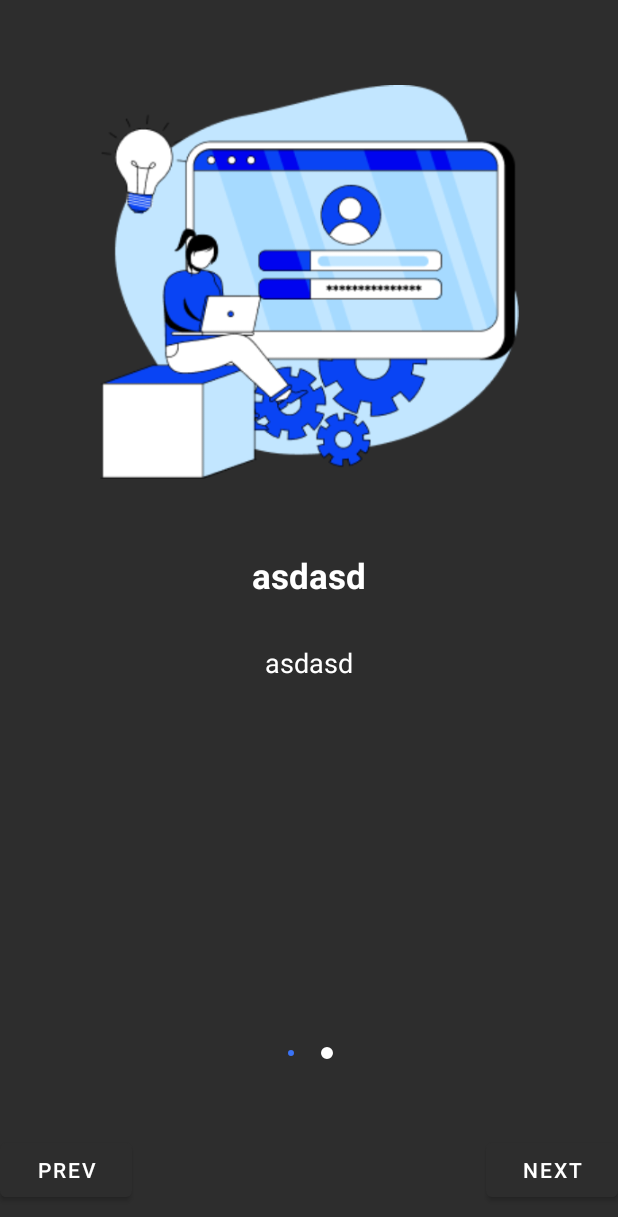
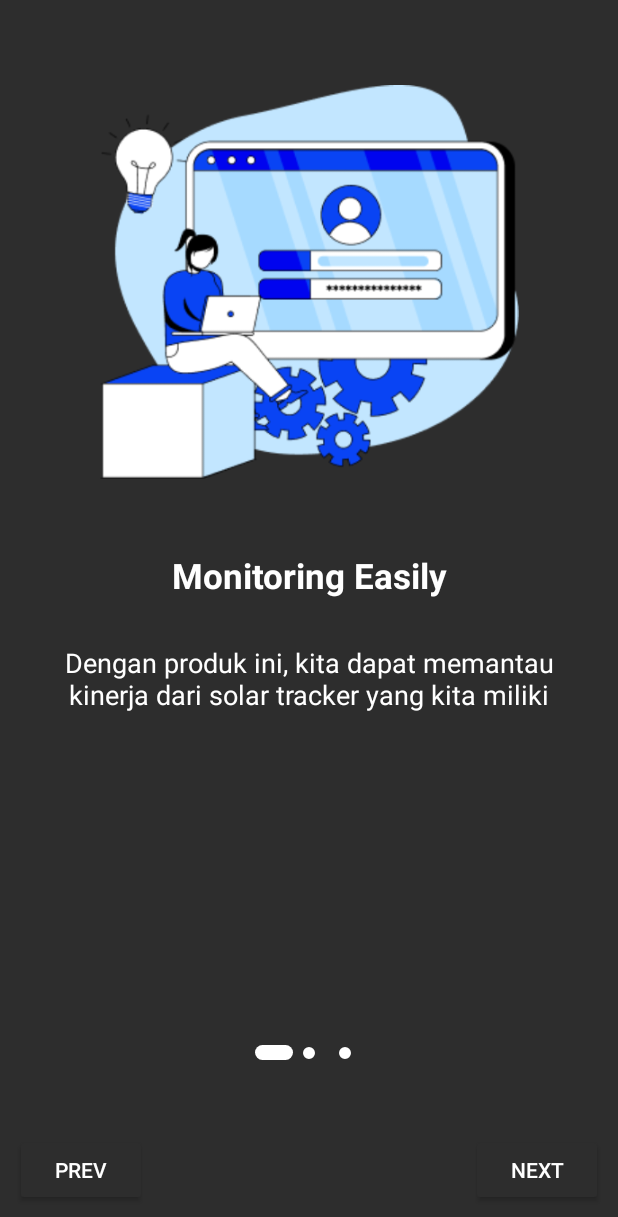
Before and after one commit to AnggaGemilang/SolarTrackerApp, an Android app: the screen it shows after launch (OnboardingActivity), on a phone screen of 412 x 824 dp. Shown: the top 1217 px of the screen. Run offline under Robolectric (Android 15) with nearby library versions, the light colour scheme and no system bars.

Commit message:
onboarding done

```diff
--- a/SolarTracker/app/src/main/AndroidManifest.xml
+++ b/SolarTracker/app/src/main/AndroidManifest.xml
@@ -17,7 +17,8 @@
             android:theme="@style/Theme.SolarTracker">
 
         </activity>
-        <activity android:name=".OnboardingActivity" >
+        <activity android:name=".OnboardingActivity"
+            android:noHistory="true" >
 
             <intent-filter>
                 <action android:name="android.intent.action.MAIN" />
--- a/SolarTracker/app/src/main/java/com/example/solartracker/OnboardingActivity.kt
+++ b/SolarTracker/app/src/main/java/com/example/solartracker/OnboardingActivity.kt
@@ -1,7 +1,10 @@
 package com.example.solartracker
 
+import android.content.Intent
+import android.content.res.ColorStateList
 import androidx.appcompat.app.AppCompatActivity
 import android.os.Bundle
+import android.util.Log
 import android.widget.Button
 import androidx.viewpager.widget.ViewPager
 import androidx.viewpager2.widget.ViewPager2
@@ -27,21 +30,23 @@ class OnboardingActivity : AppCompatActivity() {
         prev = findViewById(R.id.prev)
 
         val onboardingData: MutableList<OnboardingData> = ArrayList()
-        onboardingData.add(OnboardingData("asdasd", "asdasd", R.drawable.onboarding_asset1))
-        onboardingData.add(OnboardingData("dfgdgdfgdfg", "dgdgdfgdfgdfg", R.drawable.onboarding_asset1))
+        onboardingData.add(OnboardingData("Monitoring Easily", "Dengan produk ini, kita dapat memantau kinerja dari solar tracker yang kita miliki", R.drawable.onboarding_asset1))
+        onboardingData.add(OnboardingData("User Friendly", "Saking mudahnya aplikasi ini dapat digunakan oleh bayi", R.drawable.onboarding_asset1))
+        onboardingData.add(OnboardingData("High Quality", "Produk ini sudah berkualitas SNI (Standar Negara Indonesia)", R.drawable.onboarding_asset1))
         setOnBoardingViewPagerAdapter(onboardingData)
 
         next?.setOnClickListener {
-            if(position < onboardingData.size){
+            if(position < onboardingData.size-1){
                 position++
+                onBoardingViewPager!!.currentItem = position
             } else {
-                position = 0
+                Log.d("Testing", "asdasd")
+                startActivity(Intent(this, LoginActivity::class.java))
             }
-            onBoardingViewPager!!.currentItem = position
         }
 
         prev?.setOnClickListener {
-            if(position > onboardingData.size){
+            if(position > 0){
                 position--
             } else {
                 position = onboardingData.size-1
@@ -54,8 +59,10 @@ class OnboardingActivity : AppCompatActivity() {
                 position = tab!!.position
                 if(tab.position == onboardingData.size - 1){
                     next!!.text = "Get Started"
+                    next!!.backgroundTintList = ColorStateList.valueOf(resources.getColor(R.color.blue));
                 } else {
                     next!!.text = "Next"
+                    next!!.backgroundTintList = ColorStateList.valueOf(resources.getColor(R.color.black_750));
                 }
             }
 
--- a/SolarTracker/app/src/main/res/drawable/rounded_button.xml
+++ b/SolarTracker/app/src/main/res/drawable/rounded_button.xml
@@ -1,5 +1,5 @@
 <?xml version="1.0" encoding="utf-8"?>
 <shape xmlns:android="http://schemas.android.com/apk/res/android">
-    <solid android:color="@color/blue"/>
-    <corners android:radius="20dp"/>
+    <corners android:radius="5dp"/>
+    <padding android:left="20dp" android:right="20dp" android:top="0dp" android:bottom="0dp" />
 </shape>
--- a/SolarTracker/app/src/main/res/drawable/selected.xml
+++ b/SolarTracker/app/src/main/res/drawable/selected.xml
@@ -1,15 +1,15 @@
 <?xml version="1.0" encoding="utf-8"?>
 <layer-list xmlns:android="http://schemas.android.com/apk/res/android">
 
-    <item>
+    <item
+        android:width="25dp"
+        android:gravity="center_vertical"
+        android:height="10dp" >
 
         <shape
-            android:shape="ring"
-            android:thickness="2dp"
-            android:innerRadius="0dp"
-            android:useLevel="false" >
-
-            <solid android:color="@color/blue" />
+            android:shape="rectangle" >
+            <corners android:radius="20dp" />
+            <solid android:color="@color/white" />
 
         </shape>
 
--- a/SolarTracker/app/src/main/res/layout/activity_onboarding.xml
+++ b/SolarTracker/app/src/main/res/layout/activity_onboarding.xml
@@ -37,19 +37,24 @@
         app:layout_constraintLeft_toLeftOf="parent"
         app:layout_constraintRight_toRightOf="parent"
         app:layout_constraintBottom_toBottomOf="parent"
-        android:layout_marginBottom="20dp">
+        android:layout_marginBottom="20dp"
+        android:layout_marginHorizontal="10dp" >
 
-        <Button
+        <androidx.appcompat.widget.AppCompatButton
             android:id="@+id/prev"
             android:layout_width="wrap_content"
             android:layout_height="wrap_content"
             android:layout_alignParentLeft="true"
+            android:paddingHorizontal="15dp"
+            android:backgroundTint="@color/black_750"
             android:text="Prev" />
 
-        <Button
+        <androidx.appcompat.widget.AppCompatButton
             android:id="@+id/next"
             android:layout_width="wrap_content"
             android:layout_height="wrap_content"
+            android:backgroundTint="@color/black_750"
+            android:paddingHorizontal="15dp"
             android:layout_alignParentEnd="true"
             android:text="Next" />
 
--- a/SolarTracker/app/src/main/res/layout/onboarding_screen_layout.xml
+++ b/SolarTracker/app/src/main/res/layout/onboarding_screen_layout.xml
@@ -25,6 +25,7 @@
         android:gravity="center"
         android:textSize="23sp"
         android:textStyle="bold"
+        android:layout_marginHorizontal="20dp"
         app:layout_constraintEnd_toEndOf="parent"
         app:layout_constraintHorizontal_bias="0.498"
         app:layout_constraintStart_toStartOf="parent"
@@ -36,6 +37,7 @@
         android:layout_height="wrap_content"
         android:layout_marginTop="30dp"
         android:text="Desc"
+        android:layout_marginHorizontal="30dp"
         android:textSize="18sp"
         android:gravity="center"
         app:layout_constraintEnd_toEndOf="parent"
```
